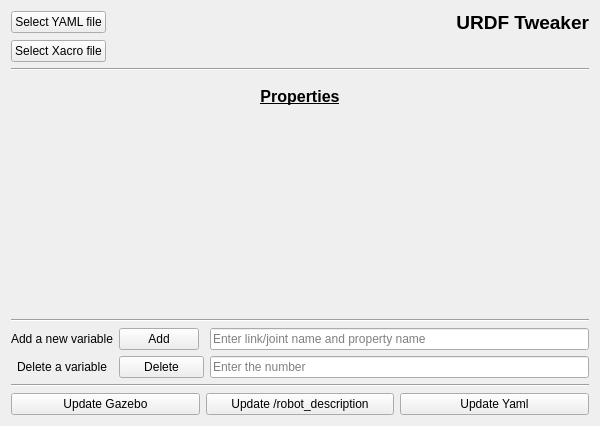
Qt form resource/BasicInterface.ui (Kaapeine/ModelMakerHelper) before a commit.
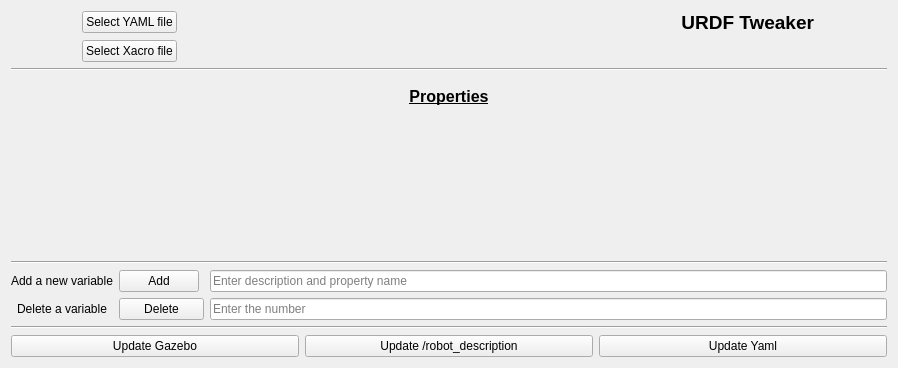
The same form after that commit.

Commit message: Improved window resizing

What changed in the file:
```diff
--- a/resource/BasicInterface.ui
+++ b/resource/BasicInterface.ui
@@ -6,28 +6,16 @@
    <rect>
     <x>0</x>
     <y>0</y>
-    <width>600</width>
-    <height>426</height>
+    <width>898</width>
+    <height>368</height>
    </rect>
   </property>
   <property name="sizePolicy">
-   <sizepolicy hsizetype="Fixed" vsizetype="Fixed">
+   <sizepolicy hsizetype="Expanding" vsizetype="Expanding">
     <horstretch>0</horstretch>
     <verstretch>0</verstretch>
    </sizepolicy>
   </property>
-  <property name="minimumSize">
-   <size>
-    <width>600</width>
-    <height>300</height>
-   </size>
-  </property>
-  <property name="maximumSize">
-   <size>
-    <width>600</width>
-    <height>1080</height>
-   </size>
-  </property>
   <property name="windowTitle">
    <string>URDF Tweaker</string>
   </property>
@@ -50,7 +38,7 @@
      <item row="1" column="1">
       <widget class="QLabel" name="label">
        <property name="sizePolicy">
-        <sizepolicy hsizetype="Fixed" vsizetype="Fixed">
+        <sizepolicy hsizetype="Expanding" vsizetype="Fixed">
          <horstretch>0</horstretch>
          <verstretch>0</verstretch>
         </sizepolicy>
@@ -88,6 +76,12 @@
      </item>
      <item row="2" column="0">
       <widget class="QPushButton" name="selectxacrobtn">
+       <property name="sizePolicy">
+        <sizepolicy hsizetype="Fixed" vsizetype="Fixed">
+         <horstretch>0</horstretch>
+         <verstretch>0</verstretch>
+        </sizepolicy>
+       </property>
        <property name="text">
         <string>Select Xacro file</string>
        </property>
@@ -125,7 +119,7 @@
      <item row="0" column="0" colspan="2">
       <widget class="QLabel" name="label_4">
        <property name="sizePolicy">
-        <sizepolicy hsizetype="Ignored" vsizetype="Preferred">
+        <sizepolicy hsizetype="Expanding" vsizetype="Fixed">
          <horstretch>0</horstretch>
          <verstretch>0</verstretch>
         </sizepolicy>
@@ -165,13 +159,25 @@
     <layout class="QGridLayout" name="gridLayout">
      <item row="1" column="2">
       <widget class="QLineEdit" name="newvarname">
+       <property name="sizePolicy">
+        <sizepolicy hsizetype="MinimumExpanding" vsizetype="Fixed">
+         <horstretch>0</horstretch>
+         <verstretch>0</verstretch>
+        </sizepolicy>
+       </property>
        <property name="placeholderText">
-        <string>Enter link/joint name and property name</string>
+        <string>Enter description and property name</string>
        </property>
       </widget>
      </item>
      <item row="2" column="0">
       <widget class="QLabel" name="label_3">
+       <property name="sizePolicy">
+        <sizepolicy hsizetype="Preferred" vsizetype="Fixed">
+         <horstretch>0</horstretch>
+         <verstretch>0</verstretch>
+        </sizepolicy>
+       </property>
        <property name="text">
         <string>Delete a variable</string>
        </property>
@@ -182,6 +188,12 @@
      </item>
      <item row="1" column="0">
       <widget class="QLabel" name="label_2">
+       <property name="sizePolicy">
+        <sizepolicy hsizetype="Preferred" vsizetype="Fixed">
+         <horstretch>0</horstretch>
+         <verstretch>0</verstretch>
+        </sizepolicy>
+       </property>
        <property name="text">
         <string>Add a new variable</string>
        </property>
@@ -202,6 +214,12 @@
      </item>
      <item row="2" column="2">
       <widget class="QLineEdit" name="deletevarnum">
+       <property name="sizePolicy">
+        <sizepolicy hsizetype="MinimumExpanding" vsizetype="Fixed">
+         <horstretch>0</horstretch>
+         <verstretch>0</verstretch>
+        </sizepolicy>
+       </property>
        <property name="text">
         <string/>
        </property>
@@ -242,6 +260,12 @@
     <layout class="QHBoxLayout" name="horizontalLayout_3">
      <item>
       <widget class="QPushButton" name="updategazebobtn">
+       <property name="sizePolicy">
+        <sizepolicy hsizetype="Expanding" vsizetype="Fixed">
+         <horstretch>0</horstretch>
+         <verstretch>0</verstretch>
+        </sizepolicy>
+       </property>
        <property name="text">
         <string>Update Gazebo</string>
        </property>
@@ -249,6 +273,12 @@
      </item>
      <item>
       <widget class="QPushButton" name="updaterobotbtn">
+       <property name="sizePolicy">
+        <sizepolicy hsizetype="Expanding" vsizetype="Fixed">
+         <horstretch>0</horstretch>
+         <verstretch>0</verstretch>
+        </sizepolicy>
+       </property>
        <property name="text">
         <string>Update /robot_description</string>
        </property>
@@ -256,6 +286,12 @@
      </item>
      <item>
       <widget class="QPushButton" name="updatevalues">
+       <property name="sizePolicy">
+        <sizepolicy hsizetype="Expanding" vsizetype="Fixed">
+         <horstretch>0</horstretch>
+         <verstretch>0</verstretch>
+        </sizepolicy>
+       </property>
        <property name="text">
         <string>Update Yaml</string>
        </property>
```
